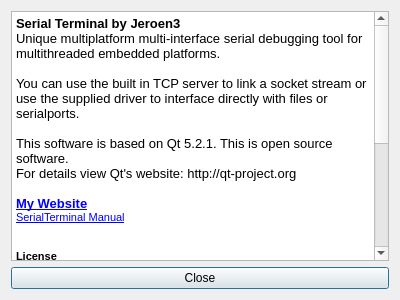
First picture: the form in terminal/about.ui, repository Jeroen6/MultiTerminal, before the edit.
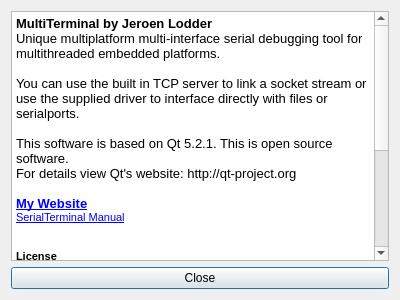
Second picture: the form after the edit. Icons and pictures are not drawn.

Patch:
```diff
--- a/terminal/about.ui
+++ b/terminal/about.ui
@@ -27,7 +27,7 @@
 &lt;html&gt;&lt;head&gt;&lt;meta name=&quot;qrichtext&quot; content=&quot;1&quot; /&gt;&lt;style type=&quot;text/css&quot;&gt;
 p, li { white-space: pre-wrap; }
 &lt;/style&gt;&lt;/head&gt;&lt;body style=&quot; font-family:'MS Shell Dlg 2'; font-size:8.25pt; font-weight:400; font-style:normal;&quot;&gt;
-&lt;p style=&quot; margin-top:0px; margin-bottom:0px; margin-left:0px; margin-right:0px; -qt-block-indent:0; text-indent:0px;&quot;&gt;&lt;span style=&quot; font-size:10pt; font-weight:600;&quot;&gt;Serial Terminal by Jeroen3&lt;/span&gt;&lt;/p&gt;
+&lt;p style=&quot; margin-top:0px; margin-bottom:0px; margin-left:0px; margin-right:0px; -qt-block-indent:0; text-indent:0px;&quot;&gt;&lt;span style=&quot; font-size:10pt; font-weight:600;&quot;&gt;MultiTerminal by Jeroen Lodder&lt;/span&gt;&lt;/p&gt;
 &lt;p style=&quot; margin-top:0px; margin-bottom:0px; margin-left:0px; margin-right:0px; -qt-block-indent:0; text-indent:0px;&quot;&gt;&lt;span style=&quot; font-size:10pt;&quot;&gt;Unique multiplatform multi-interface serial debugging tool for multithreaded embedded platforms.&lt;/span&gt;&lt;/p&gt;
 &lt;p style=&quot;-qt-paragraph-type:empty; margin-top:0px; margin-bottom:0px; margin-left:0px; margin-right:0px; -qt-block-indent:0; text-indent:0px; font-size:10pt;&quot;&gt;&lt;br /&gt;&lt;/p&gt;
 &lt;p style=&quot; margin-top:0px; margin-bottom:0px; margin-left:0px; margin-right:0px; -qt-block-indent:0; text-indent:0px;&quot;&gt;&lt;span style=&quot; font-size:10pt;&quot;&gt;You can use the built in TCP server to link a socket stream or use the supplied driver to interface directly with files or serialports.&lt;/span&gt;&lt;/p&gt;
@@ -40,21 +40,19 @@
 &lt;p style=&quot;-qt-paragraph-type:empty; margin-top:0px; margin-bottom:0px; margin-left:0px; margin-right:0px; -qt-block-indent:0; text-indent:0px; font-size:8pt; text-decoration: underline; color:#0000ff;&quot;&gt;&lt;br /&gt;&lt;/p&gt;
 &lt;p style=&quot;-qt-paragraph-type:empty; margin-top:0px; margin-bottom:0px; margin-left:0px; margin-right:0px; -qt-block-indent:0; text-indent:0px; font-size:8pt; text-decoration: underline; color:#0000ff;&quot;&gt;&lt;br /&gt;&lt;/p&gt;
 &lt;p style=&quot; margin-top:0px; margin-bottom:0px; margin-left:0px; margin-right:0px; -qt-block-indent:0; text-indent:0px;&quot;&gt;&lt;span style=&quot; font-size:8pt; font-weight:600;&quot;&gt;License&lt;/span&gt;&lt;/p&gt;
-&lt;p style=&quot; margin-top:0px; margin-bottom:0px; margin-left:0px; margin-right:0px; -qt-block-indent:0; text-indent:0px;&quot;&gt;&lt;span style=&quot; font-size:8pt;&quot;&gt;SerialTerminal  &lt;/span&gt;&lt;/p&gt;
-&lt;p style=&quot; margin-top:0px; margin-bottom:0px; margin-left:0px; margin-right:0px; -qt-block-indent:0; text-indent:0px;&quot;&gt;&lt;span style=&quot; font-size:8pt;&quot;&gt;Copyright (C) 2014 Jeroen Lodder&lt;/span&gt;&lt;/p&gt;
+&lt;p style=&quot; margin-top:0px; margin-bottom:0px; margin-left:0px; margin-right:0px; -qt-block-indent:0; text-indent:0px;&quot;&gt;&lt;span style=&quot; font-size:8pt;&quot;&gt;MultiTerminal (TCP or Serial terminal emulator with filtering capabilites)&lt;/span&gt;&lt;/p&gt;
+&lt;p style=&quot; margin-top:0px; margin-bottom:0px; margin-left:0px; margin-right:0px; -qt-block-indent:0; text-indent:0px;&quot;&gt;&lt;span style=&quot; font-size:8pt;&quot;&gt;Copyright (C) 2014  Jeroen Lodder&lt;/span&gt;&lt;/p&gt;
 &lt;p style=&quot;-qt-paragraph-type:empty; margin-top:0px; margin-bottom:0px; margin-left:0px; margin-right:0px; -qt-block-indent:0; text-indent:0px; font-size:8pt;&quot;&gt;&lt;br /&gt;&lt;/p&gt;
-&lt;p style=&quot; margin-top:0px; margin-bottom:0px; margin-left:0px; margin-right:0px; -qt-block-indent:0; text-indent:0px;&quot;&gt;&lt;span style=&quot; font-size:8pt;&quot;&gt;This program is free software: you can redistribute it and/or modify&lt;/span&gt;&lt;/p&gt;
+&lt;p style=&quot; margin-top:0px; margin-bottom:0px; margin-left:0px; margin-right:0px; -qt-block-indent:0; text-indent:0px;&quot;&gt;&lt;span style=&quot; font-size:8pt;&quot;&gt;This program is free software; you can redistribute it and/or modify&lt;/span&gt;&lt;/p&gt;
 &lt;p style=&quot; margin-top:0px; margin-bottom:0px; margin-left:0px; margin-right:0px; -qt-block-indent:0; text-indent:0px;&quot;&gt;&lt;span style=&quot; font-size:8pt;&quot;&gt;it under the terms of the GNU General Public License as published by&lt;/span&gt;&lt;/p&gt;
-&lt;p style=&quot; margin-top:0px; margin-bottom:0px; margin-left:0px; margin-right:0px; -qt-block-indent:0; text-indent:0px;&quot;&gt;&lt;span style=&quot; font-size:8pt;&quot;&gt;the Free Software Foundation, either version 3 of the License, or&lt;/span&gt;&lt;/p&gt;
+&lt;p style=&quot; margin-top:0px; margin-bottom:0px; margin-left:0px; margin-right:0px; -qt-block-indent:0; text-indent:0px;&quot;&gt;&lt;span style=&quot; font-size:8pt;&quot;&gt;the Free Software Foundation; either version 2 of the License, or&lt;/span&gt;&lt;/p&gt;
 &lt;p style=&quot; margin-top:0px; margin-bottom:0px; margin-left:0px; margin-right:0px; -qt-block-indent:0; text-indent:0px;&quot;&gt;&lt;span style=&quot; font-size:8pt;&quot;&gt;(at your option) any later version.&lt;/span&gt;&lt;/p&gt;
 &lt;p style=&quot;-qt-paragraph-type:empty; margin-top:0px; margin-bottom:0px; margin-left:0px; margin-right:0px; -qt-block-indent:0; text-indent:0px; font-size:8pt;&quot;&gt;&lt;br /&gt;&lt;/p&gt;
 &lt;p style=&quot; margin-top:0px; margin-bottom:0px; margin-left:0px; margin-right:0px; -qt-block-indent:0; text-indent:0px;&quot;&gt;&lt;span style=&quot; font-size:8pt;&quot;&gt;This program is distributed in the hope that it will be useful,&lt;/span&gt;&lt;/p&gt;
 &lt;p style=&quot; margin-top:0px; margin-bottom:0px; margin-left:0px; margin-right:0px; -qt-block-indent:0; text-indent:0px;&quot;&gt;&lt;span style=&quot; font-size:8pt;&quot;&gt;but WITHOUT ANY WARRANTY; without even the implied warranty of&lt;/span&gt;&lt;/p&gt;
 &lt;p style=&quot; margin-top:0px; margin-bottom:0px; margin-left:0px; margin-right:0px; -qt-block-indent:0; text-indent:0px;&quot;&gt;&lt;span style=&quot; font-size:8pt;&quot;&gt;MERCHANTABILITY or FITNESS FOR A PARTICULAR PURPOSE.  See the&lt;/span&gt;&lt;/p&gt;
 &lt;p style=&quot; margin-top:0px; margin-bottom:0px; margin-left:0px; margin-right:0px; -qt-block-indent:0; text-indent:0px;&quot;&gt;&lt;span style=&quot; font-size:8pt;&quot;&gt;GNU General Public License for more details.&lt;/span&gt;&lt;/p&gt;
-&lt;p style=&quot;-qt-paragraph-type:empty; margin-top:0px; margin-bottom:0px; margin-left:0px; margin-right:0px; -qt-block-indent:0; text-indent:0px; font-size:8pt;&quot;&gt;&lt;br /&gt;&lt;/p&gt;
-&lt;p style=&quot; margin-top:0px; margin-bottom:0px; margin-left:0px; margin-right:0px; -qt-block-indent:0; text-indent:0px;&quot;&gt;&lt;span style=&quot; font-size:8pt;&quot;&gt;You should have received a copy of the GNU General Public License&lt;/span&gt;&lt;/p&gt;
-&lt;p style=&quot; margin-top:0px; margin-bottom:0px; margin-left:0px; margin-right:0px; -qt-block-indent:0; text-indent:0px;&quot;&gt;&lt;span style=&quot; font-size:8pt;&quot;&gt;along with this program.  If not, see &amp;lt;http://www.gnu.org/licenses/&amp;gt;&lt;/span&gt;&lt;/p&gt;&lt;/body&gt;&lt;/html&gt;</string>
+&lt;p style=&quot;-qt-paragraph-type:empty; margin-top:0px; margin-bottom:0px; margin-left:0px; margin-right:0px; -qt-block-indent:0; text-indent:0px; font-size:8pt;&quot;&gt;&lt;br /&gt;&lt;/p&gt;&lt;/body&gt;&lt;/html&gt;</string>
        </property>
        <property name="openExternalLinks">
         <bool>true</bool>
```
